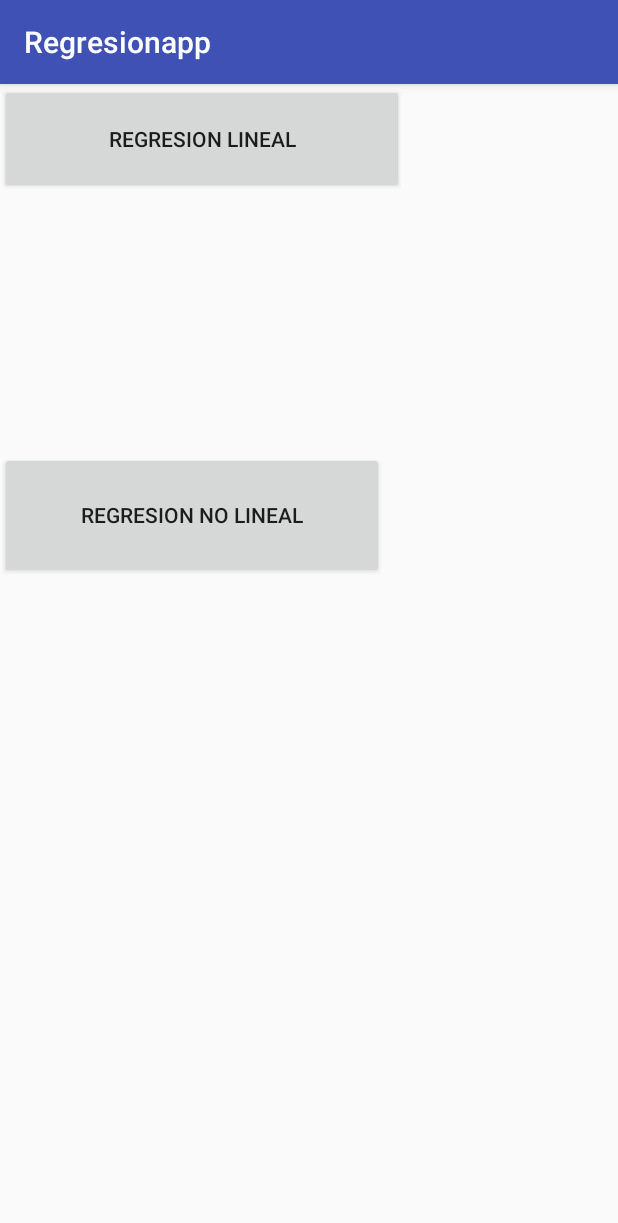
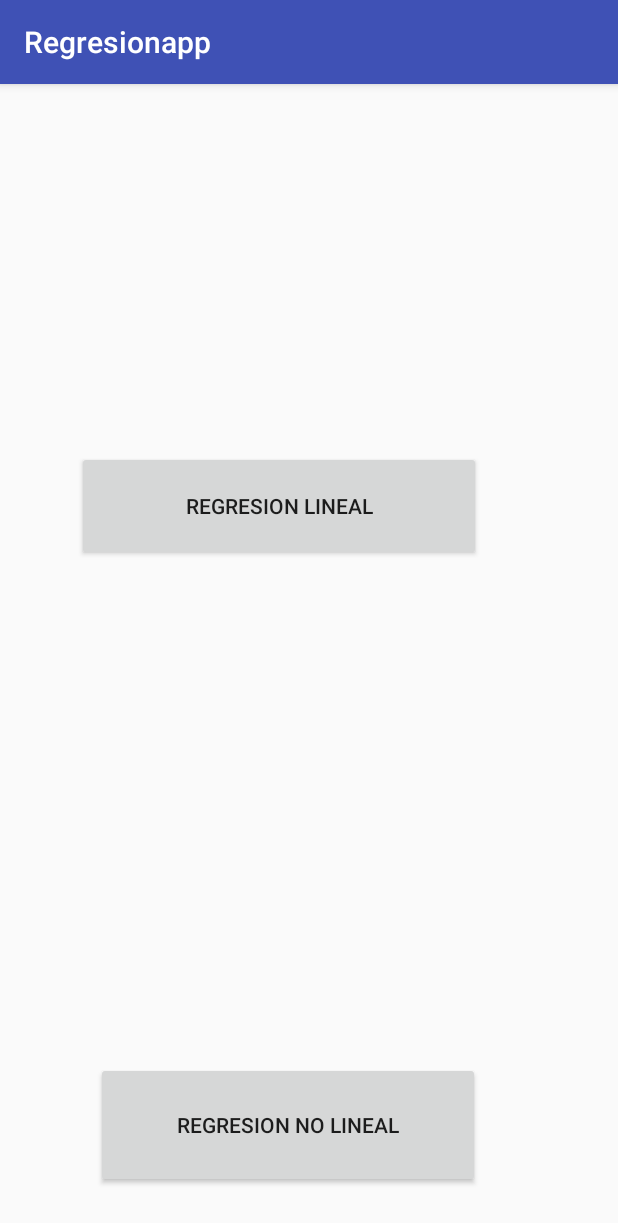
Before and after one commit to jhossmar/regresionapp, an Android app: the screen it shows after launch (MainActivity), on a phone screen of 412 x 824 dp. Shown: the top 1223 px of the screen. Run offline under Robolectric (Android 15) with nearby library versions, the phone set to English and light mode, and no system bars.

Commit message:
fix layout problem

```diff
--- a/app/src/main/res/layout/activity_main.xml
+++ b/app/src/main/res/layout/activity_main.xml
@@ -6,27 +6,30 @@
     android:layout_height="match_parent"
     tools:context=".MainActivity">
 
-    <android.support.constraint.Guideline
-        android:id="@+id/guideline"
-        android:layout_width="wrap_content"
-        android:layout_height="wrap_content"
-        android:orientation="horizontal"
-        app:layout_constraintGuide_begin="56dp" />
-
     <Button
         android:id="@+id/button2"
         android:layout_width="269dp"
         android:layout_height="73dp"
+        android:layout_marginStart="51dp"
+        android:layout_marginEnd="64dp"
         android:text="@string/btn_reg_lineal_text"
-        tools:layout_editor_absoluteX="58dp"
-        tools:layout_editor_absoluteY="174dp" />
+        app:layout_constraintBottom_toTopOf="@+id/button3"
+        app:layout_constraintEnd_toEndOf="parent"
+        app:layout_constraintHorizontal_bias="0.0"
+        app:layout_constraintStart_toStartOf="parent"
+        app:layout_constraintTop_toTopOf="parent"
+        app:layout_constraintVertical_bias="0.423" />
 
     <Button
         android:id="@+id/button3"
         android:layout_width="256dp"
         android:layout_height="84dp"
-        android:layout_marginTop="172dp"
+        android:layout_marginStart="64dp"
+        android:layout_marginEnd="64dp"
+        android:layout_marginBottom="32dp"
         android:text="@string/btn_reg_no_lineal_text"
-        app:layout_constraintTop_toBottomOf="@+id/button2"
-        tools:layout_editor_absoluteX="64dp" />
+        app:layout_constraintBottom_toBottomOf="parent"
+        app:layout_constraintEnd_toEndOf="parent"
+        app:layout_constraintHorizontal_bias="0.0"
+        app:layout_constraintStart_toStartOf="parent" />
 </android.support.constraint.ConstraintLayout>
--- a/app/src/main/res/values/styles.xml
+++ b/app/src/main/res/values/styles.xml
@@ -1,7 +1,7 @@
 <resources>
 
     <!-- Base application theme. -->
-    <style name="AppTheme" parent="Theme.AppCompat.Light.DarkActionBar">
+    <style name="AppTheme" parent="Base.Theme.AppCompat.Light.DarkActionBar">
         <!-- Customize your theme here. -->
         <item name="colorPrimary">@color/colorPrimary</item>
         <item name="colorPrimaryDark">@color/colorPrimaryDark</item>
```
